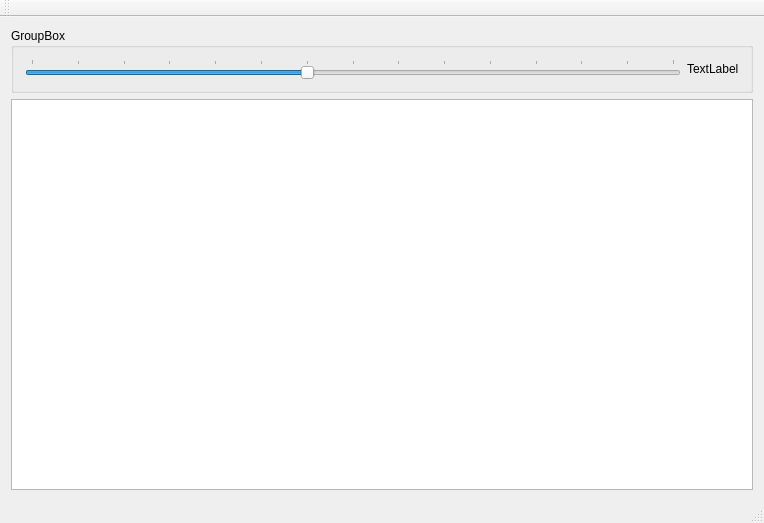
First picture: the form in mainwindow.ui, repository sim82/Assetbrowser, before the edit.
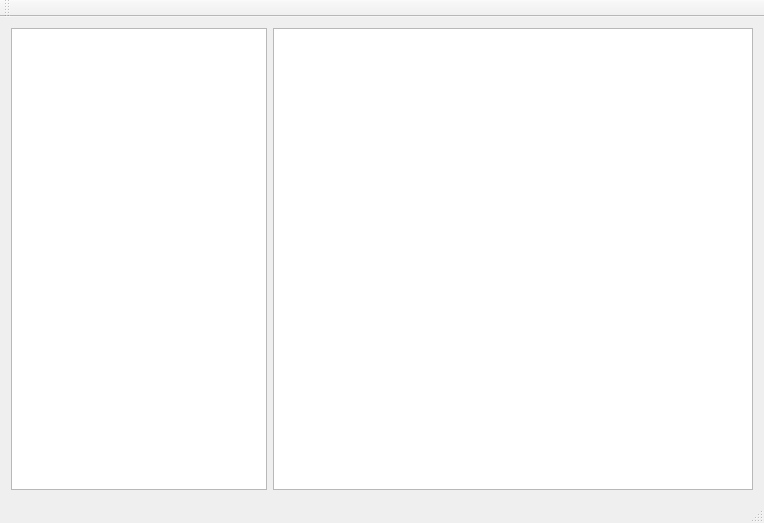
Second picture: the form after the edit.

Commit message: started outline tree view

```diff
--- a/mainwindow.ui
+++ b/mainwindow.ui
@@ -18,7 +18,7 @@
   </property>
   <widget class="QWidget" name="centralWidget">
    <layout class="QGridLayout" name="gridLayout">
-    <item row="1" column="0">
+    <item row="0" column="1">
      <widget class="QListView" name="listView">
       <property name="acceptDrops">
        <bool>true</bool>
@@ -32,50 +32,16 @@
      </widget>
     </item>
     <item row="0" column="0">
-     <widget class="QGroupBox" name="groupBox">
-      <property name="title">
-       <string>GroupBox</string>
+     <widget class="QTreeView" name="treeView">
+      <property name="sizePolicy">
+       <sizepolicy hsizetype="Preferred" vsizetype="Expanding">
+        <horstretch>0</horstretch>
+        <verstretch>0</verstretch>
+       </sizepolicy>
       </property>
-      <layout class="QHBoxLayout" name="horizontalLayout">
-       <item>
-        <widget class="QSlider" name="horizontalSlider">
-         <property name="minimum">
-          <number>32</number>
-         </property>
-         <property name="maximum">
-          <number>256</number>
-         </property>
-         <property name="singleStep">
-          <number>1</number>
-         </property>
-         <property name="pageStep">
-          <number>4</number>
-         </property>
-         <property name="value">
-          <number>128</number>
-         </property>
-         <property name="orientation">
-          <enum>Qt::Horizontal</enum>
-         </property>
-         <property name="invertedAppearance">
-          <bool>false</bool>
-         </property>
-         <property name="tickPosition">
-          <enum>QSlider::TicksAbove</enum>
-         </property>
-         <property name="tickInterval">
-          <number>16</number>
-         </property>
-        </widget>
-       </item>
-       <item>
-        <widget class="QLabel" name="label">
-         <property name="text">
-          <string>TextLabel</string>
-         </property>
-        </widget>
-       </item>
-      </layout>
+      <property name="itemsExpandable">
+       <bool>false</bool>
+      </property>
      </widget>
     </item>
    </layout>
```
Left out of the diff: 2 changed lines with no effect on the pictures. The commit also changes 8 other files.
